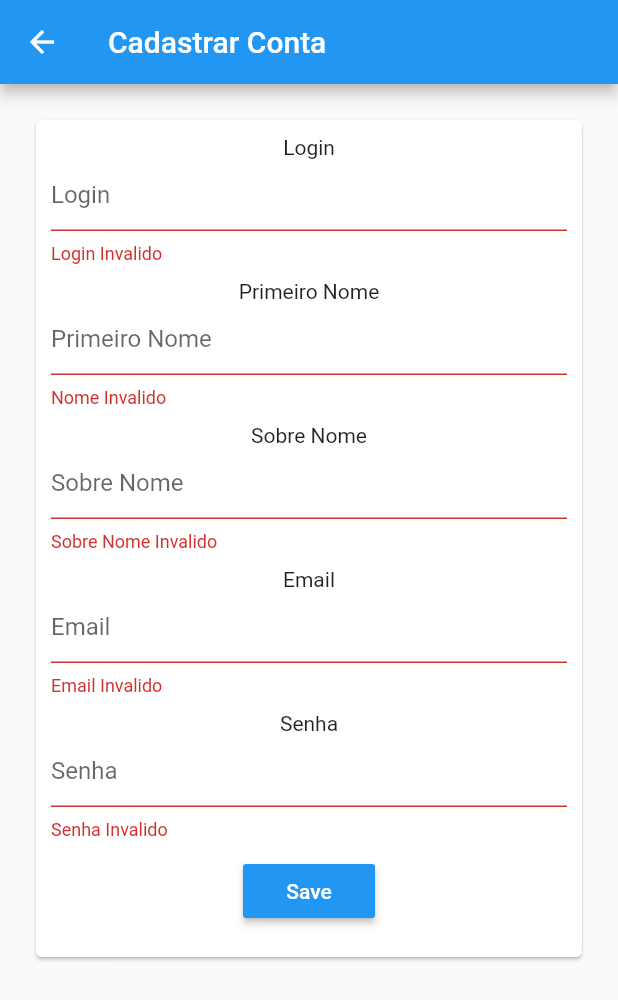
After one commit to WesleyAugusto/Flutter-Loguin-1.0, a Flutter app: the AddDataWidget screen opened directly, after a tap on "Save", on a phone screen of 412 x 824 dp. The commit adds this screen. Shown: the top 1000 px of the screen. Run offline on Flutter 3.47's test engine with Material 2 defaults, Android fonts, the phone set to English and light mode, and no system bars.

Commit message:
cadastro usuario

```diff
--- /dev/null
+++ b/lib/models/register.dart
@@ -0,0 +1,23 @@
+class RegisterUser {
+  final String userName;
+  final String firstName;
+  final String lastName;
+  final String email;
+  final String password;
+
+  RegisterUser({ this.userName, this.firstName, this.lastName, this.email, this.password });
+
+  factory RegisterUser.fromJson(Map<String, dynamic> json) {
+    return RegisterUser(
+        userName: json['userName'] as String,
+        firstName: json['firstName'] as String,
+        lastName: json['lastName'] as String,
+        email: json['email'] as String,
+        password: json['password'] as String,
+    );
+  }
+  @override
+  String toString() {
+    return 'Trans{userName: $userName, firstName: $firstName, lastName: $lastName, email: $email, password: $password}';
+  }
+}
--- a/lib/services/api_service.dart
+++ b/lib/services/api_service.dart
@@ -1,10 +1,12 @@
 import 'dart:convert';
 
 import 'package:http/http.dart';
+import 'package:school/models/register.dart';
 import 'package:school/models/usuario.dart';
 
 class ApiService {
-  final String apiUrl = "http://localhost:8084/api";
+  final String apiUrl = "http://localhost:8084/api/v1/login";
+  final String apiRegister = "http://localhost:8084/api/v1/register";
 
 
   Future<void> createContact(Authenticat authenticat) async {
@@ -32,5 +34,31 @@ class ApiService {
     // }
   }
 
+  Future<void> registerUser(RegisterUser registerUser) async {
+    print(registerUser);
+    Map data = {
+      'userName': registerUser.userName,
+      'firstName': registerUser.firstName,
+      'lastName': registerUser.lastName,
+      'email': registerUser.email,
+      'password': registerUser.password,
+    };
+
+    final Response response = await post(
+      apiRegister,
+      headers: <String, String>{
+        'Content-Type': 'application/json; charset=UTF-8',
+      },
+      body: jsonEncode(data),
+    );
+
+    if (response.statusCode == 201) {
+      print(response.body);
+    }
+    //   return Authenticat.fromJson(json.decode(response.body));
+    // } else {
+    //   throw Exception('Falha ao criar contato');
+    // }
+  }
 
 }
--- /dev/null
+++ b/lib/widgets/adddatawidget.dart
@@ -0,0 +1,180 @@
+
+import 'package:flutter/material.dart';
+import 'package:school/models/register.dart';
+
+import '../services/api_service.dart';
+
+
+class AddDataWidget extends StatefulWidget {
+  AddDataWidget();
+
+  @override
+  _AddDataWidgetState createState() => _AddDataWidgetState();
+}
+
+class _AddDataWidgetState extends State<AddDataWidget> {
+  _AddDataWidgetState();
+
+  final ApiService api = ApiService();
+  final _addFormKey = GlobalKey<FormState>();
+  final _userNameController = TextEditingController();
+  final _firstNameController = TextEditingController();
+  final _lastNameController = TextEditingController();
+  final _emailController = TextEditingController();
+  final _passwordController = TextEditingController();
+
+  @override
+  Widget build(BuildContext context) {
+    return Scaffold(
+      appBar: AppBar(
+        title: Text('Cadastrar Conta'),
+      ),
+      body: Form(
+        key: _addFormKey,
+        child: SingleChildScrollView(
+          child: Container(
+            padding: EdgeInsets.all(20.0),
+            child: Card(
+                child: Container(
+                    padding: EdgeInsets.all(10.0),
+                    width: 440,
+                    child: Column(
+                      children: <Widget>[
+                        Container(
+                          margin: EdgeInsets.fromLTRB(0, 0, 0, 10),
+                          child: Column(
+                            children: <Widget>[
+                              Text('Login'),
+                              TextFormField(
+                                controller: _userNameController,
+                                decoration: const InputDecoration(
+                                  hintText: 'Login',
+                                ),
+                                validator: (value) {
+                                  if (value.isEmpty) {
+                                    return 'Login Invalido';
+                                  }
+                                  return null;
+                                },
+                                onChanged: (value) {},
+                              ),
+                            ],
+                          ),
+                        ),
+
+
+
+                        Container(
+                          margin: EdgeInsets.fromLTRB(0, 0, 0, 10),
+                          child: Column(
+                            children: <Widget>[
+                              Text('Primeiro Nome'),
+                              TextFormField(
+                                controller: _firstNameController,
+                                decoration: const InputDecoration(
+                                  hintText: 'Primeiro Nome',
+                                ),
+                                validator: (value) {
+                                  if (value.isEmpty) {
+                                    return 'Nome Invalido';
+                                  }
+                                  return null;
+                                },
+                                onChanged: (value) {},
+                              ),
+                            ],
+                          ),
+                        ),
+                        Container(
+                          margin: EdgeInsets.fromLTRB(0, 0, 0, 10),
+                          child: Column(
+                            children: <Widget>[
+                              Text('Sobre Nome'),
+                              TextFormField(
+                                controller: _lastNameController,
+                                decoration: const InputDecoration(
+                                  hintText: 'Sobre Nome',
+                                ),
+                                validator: (value) {
+                                  if (value.isEmpty) {
+                                    return 'Sobre Nome Invalido';
+                                  }
+                                  return null;
+                                },
+                                onChanged: (value) {},
+                              ),
+                            ],
+                          ),
+                        ),
+                        Container(
+                          margin: EdgeInsets.fromLTRB(0, 0, 0, 10),
+                          child: Column(
+                            children: <Widget>[
+                              Text('Email'),
+                              TextFormField(
+                                controller: _emailController,
+                                decoration: const InputDecoration(
+                                  hintText: 'Email',
+                                ),
+                                validator: (value) {
+                                  if (value.isEmpty) {
+                                    return 'Email Invalido';
+                                  }
+                                  return null;
+                                },
+                                onChanged: (value) {},
+                              ),
+                            ],
+                          ),
+                        ),
+                        Container(
+                          margin: EdgeInsets.fromLTRB(0, 0, 0, 10),
+                          child: Column(
+                            children: <Widget>[
+                              Text('Senha'),
+                              TextFormField(
+                                controller: _passwordController,
+                                decoration: const InputDecoration(
+                                  hintText: 'Senha',
+                                ),
+                                validator: (value) {
+                                  if (value.isEmpty) {
+                                    return 'Senha Invalido';
+                                  }
+                                  return null;
+                                },
+                                onChanged: (value) {},
+                              ),
+                            ],
+                          ),
+                        ),
+                        Container(
+                          margin: EdgeInsets.fromLTRB(0, 0, 0, 10),
+                          child: Column(
+                            children: <Widget>[
+                              RaisedButton(
+                                splashColor: Colors.red,
+                                onPressed: () {
+                                  if (_addFormKey.currentState.validate()) {
+                                    _addFormKey.currentState.save();
+                                    api.registerUser(RegisterUser(userName: _userNameController.text, firstName: _firstNameController.text, lastName: _lastNameController.text, email: _emailController.text, password: _passwordController.text));
+
+                                    Navigator.pop(context) ;
+                                  }
+                                },
+                                child: Text('Save', style: TextStyle(color: Colors.white)),
+                                color: Colors.blue,
+                              )
+                            ],
+                          ),
+                        ),
+                      ],
+                    )
+                )
+            ),
+          ),
+        ),
+      ),
+    );
+  }
+}
--- a/lib/widgets/login.dart
+++ b/lib/widgets/login.dart
@@ -2,6 +2,7 @@ import 'package:flutter/material.dart';
 
 import '../models/usuario.dart';
 import '../services/api_service.dart';
+import 'adddatawidget.dart';
 
 class Login extends StatefulWidget {
   Login();
@@ -101,6 +102,23 @@ class _LoginState extends State<Login> {
                             ],
                           ),
                         ),
+
+                        Container(
+                          margin: EdgeInsets.fromLTRB(0, 0, 0, 10),
+                          child: Column(
+                            children: <Widget>[
+                              RaisedButton(
+                                splashColor: Colors.red,
+                                onPressed: () {
+                                  _navigateToAddScreen(context);
+                                },
+                                child: Text('register',
+                                    style: TextStyle(color: Colors.white)),
+                                color: Colors.blue,
+                              )
+                            ],
+                          ),
+                        ),
                       ],
                     )
                 )
@@ -110,4 +128,11 @@ class _LoginState extends State<Login> {
       ),
     );
   }
+
+  _navigateToAddScreen (BuildContext context) async {
+    final result = await Navigator.push(
+      context,
+      MaterialPageRoute(builder: (context) => AddDataWidget()),
+    );
+  }
 }
```
